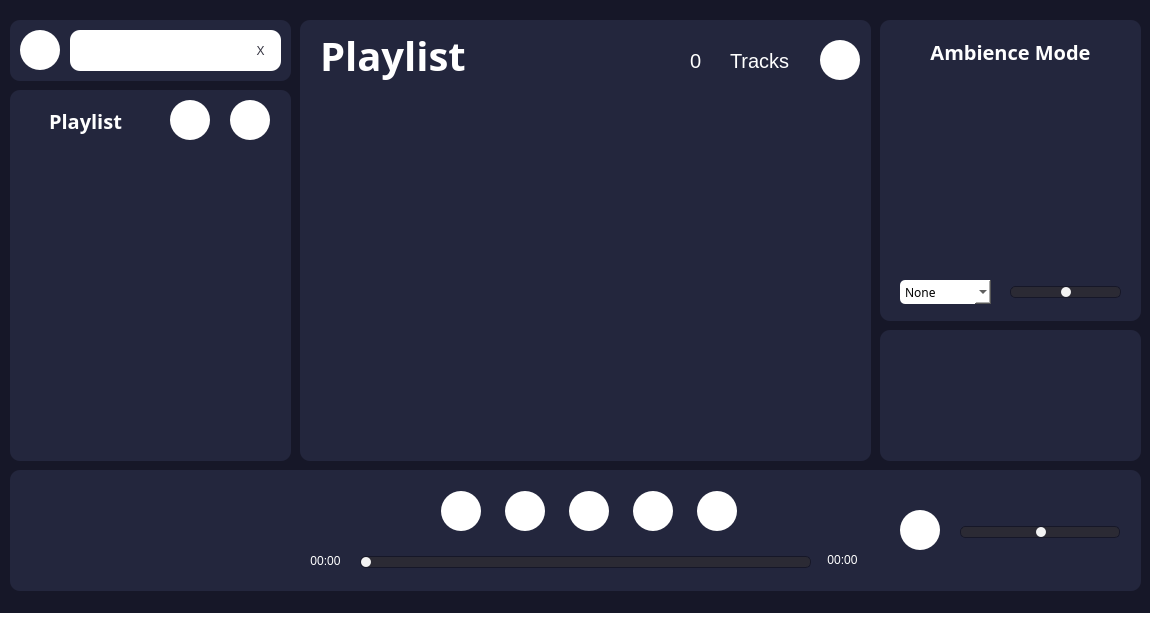
Before: the Qt Designer form forms/mainwindow.ui in whatdislol/Symmo, drawn with Qt 5.
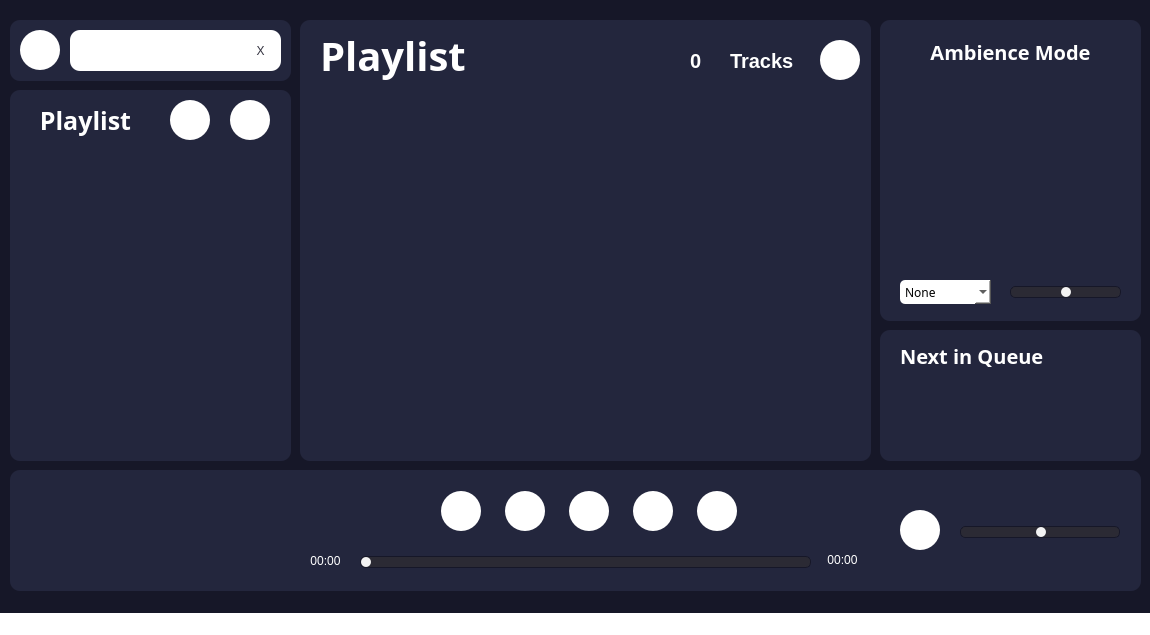
After: the same form once the commit is applied.

Diff of the .ui file:
```diff
--- a/forms/mainwindow.ui
+++ b/forms/mainwindow.ui
@@ -633,6 +633,7 @@
       <string notr="true">
 							font-size: 20px;
 							color: rgb(255, 255, 255);
+							font: bold Gotham;
 						</string>
      </property>
      <property name="text">
@@ -652,6 +653,8 @@
       <string notr="true">
 							font-size: 20px;
 							color: rgb(255, 255, 255);
+							font: bold Gotham;
+
 						</string>
      </property>
      <property name="text">
@@ -812,8 +815,9 @@
      </property>
      <property name="styleSheet">
       <string notr="true">
-							font-size: 20px;
+							font-size: 25px;
 							color: rgb(255, 255, 255);
+							font: bold Gotham
 
 						</string>
      </property>
@@ -937,6 +941,66 @@
     <property name="frameShadow">
      <enum>QFrame::Raised</enum>
     </property>
+    <widget class="QLabel" name="label_NextInQueue">
+     <property name="geometry">
+      <rect>
+       <x>20</x>
+       <y>10</y>
+       <width>151</width>
+       <height>31</height>
+      </rect>
+     </property>
+     <property name="font">
+      <font>
+       <family>Gotham</family>
+       <pointsize>-1</pointsize>
+       <italic>false</italic>
+       <bold>true</bold>
+      </font>
+     </property>
+     <property name="styleSheet">
+      <string notr="true">
+							font-size: 20px;
+							color: rgb(255,255,255);
+							font: bold Gotham;
+						</string>
+     </property>
+     <property name="text">
+      <string>Next in Queue</string>
+     </property>
+     <property name="alignment">
+      <set>Qt::AlignLeading|Qt::AlignLeft|Qt::AlignVCenter</set>
+     </property>
+    </widget>
+    <widget class="QLabel" name="label_nextFileName">
+     <property name="geometry">
+      <rect>
+       <x>30</x>
+       <y>70</y>
+       <width>211</width>
+       <height>20</height>
+      </rect>
+     </property>
+     <property name="font">
+      <font>
+       <family>STHeiti</family>
+       <italic>false</italic>
+       <bold>true</bold>
+      </font>
+     </property>
+     <property name="styleSheet">
+      <string notr="true">
+							color: rgb(255,255,255);
+							font: bold Gotham;
+						</string>
+     </property>
+     <property name="text">
+      <string/>
+     </property>
+     <property name="alignment">
+      <set>Qt::AlignLeading|Qt::AlignLeft|Qt::AlignVCenter</set>
+     </property>
+    </widget>
    </widget>
   </widget>
   <widget class="QStatusBar" name="statusbar"/>
```
Left out of the diff: 22 changed lines with no effect on the pictures.
